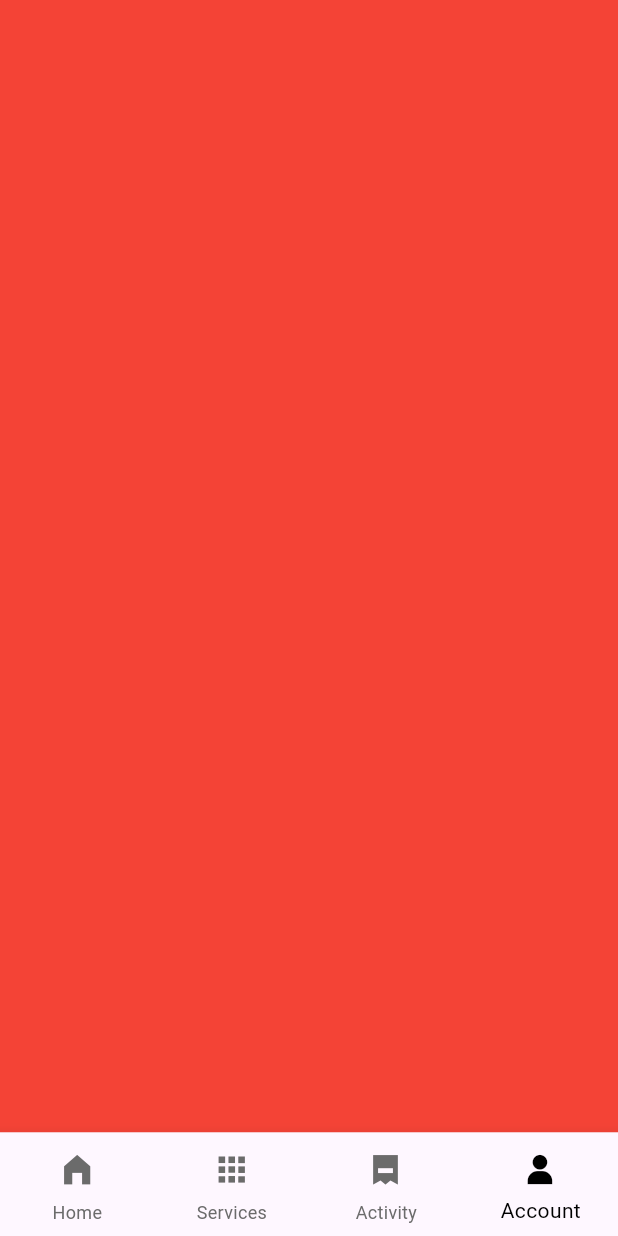
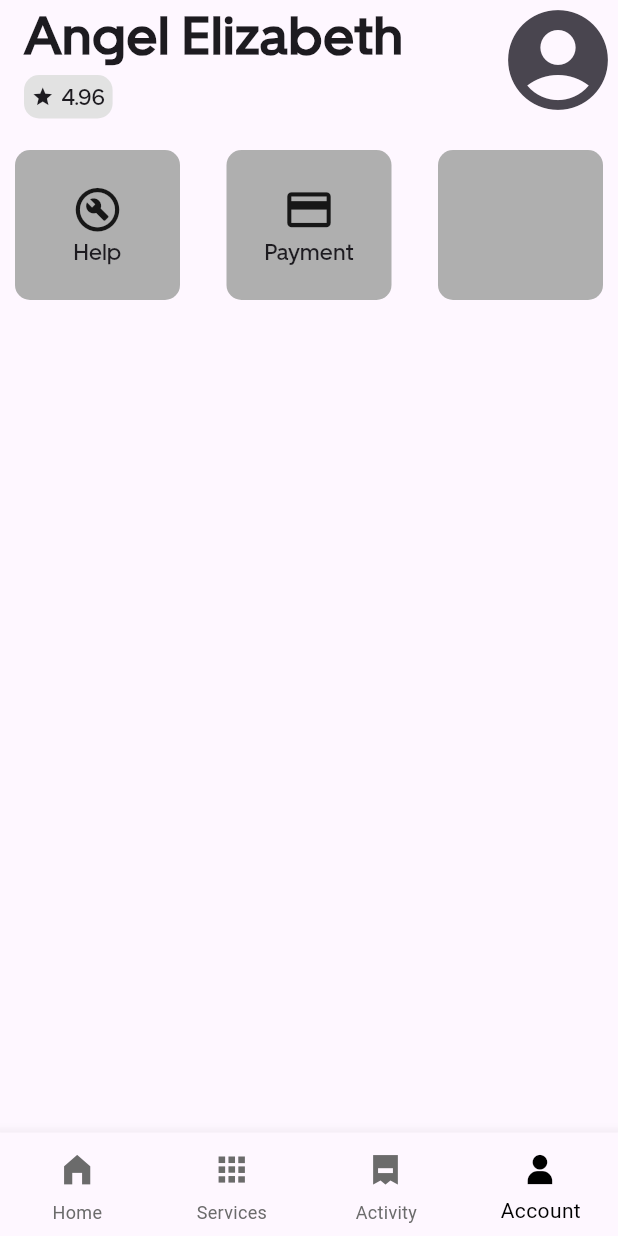
Before and after one commit to angelElizabethBerly/uber_clone, a Flutter app: the screen it shows after launch, item 4 of the bottom bar chosen, on a phone screen of 412 x 824 dp. Run offline on Flutter 3.47's test engine with Material 3 defaults, Android fonts, the phone set to English and light mode, and no system bars.

Commit message:
account screen started

```diff
--- a/lib/core/constants/image_constant.dart
+++ b/lib/core/constants/image_constant.dart
@@ -3,6 +3,7 @@ class ImageConstants {
   static const String uberReservePng = "assets/images/uberreservepng.png";
   static const String uberIntercityPng = "assets/images/uberintercitypng.png";
   static const String uberRentalsPng = "assets/images/uberrentals.png";
+  static const String uberLastTripPng = "assets/images/uberLastLocation.jpeg";
 
   static List<String> suggestionBannerList = [
     "assets/images/uberYouHaveMultiplePromos.jpg",
--- /dev/null
+++ b/lib/view/account_screen/account_screen.dart
@@ -0,0 +1,99 @@
+// ignore_for_file: prefer_const_literals_to_create_immutables, prefer_const_constructors
+
+import 'package:flutter/material.dart';
+import 'package:uber_clone/core/constants/color_constant.dart';
+
+class AccountScreen extends StatefulWidget {
+  const AccountScreen({super.key});
+
+  @override
+  State<AccountScreen> createState() => _AccountScreenState();
+}
+
+class _AccountScreenState extends State<AccountScreen> {
+  @override
+  Widget build(BuildContext context) {
+    return Scaffold(
+      appBar: AppBar(
+        toolbarHeight: 80,
+        title: Column(
+          crossAxisAlignment: CrossAxisAlignment.start,
+          children: [
+            Text("Angel Elizabeth",
+                style: TextStyle(
+                    letterSpacing: 1,
+                    fontSize: 35,
+                    fontWeight: FontWeight.bold,
+                    fontFamily: 'UberMove')),
+            SizedBox(height: 5),
+            Container(
+                padding: EdgeInsets.all(5),
+                decoration: BoxDecoration(
+                    color: ColorConstant.op10Black,
+                    borderRadius: BorderRadius.circular(10)),
+                child: Row(
+                  mainAxisSize: MainAxisSize.min,
+                  children: [
+                    Icon(Icons.star, size: 15),
+                    SizedBox(width: 5),
+                    Text("4.96",
+                        style: TextStyle(fontSize: 15, fontFamily: 'UberMove'))
+                  ],
+                ))
+          ],
+        ),
+        actions: [Icon(Icons.account_circle_rounded, size: 80)],
+      ),
+      body: Padding(
+        padding: const EdgeInsets.symmetric(vertical: 20, horizontal: 10),
+        child: Column(
+          children: [
+            Row(
+              mainAxisAlignment: MainAxisAlignment.spaceBetween,
+              children: [
+                Container(
+                  height: 100,
+                  width: 110,
+                  decoration: BoxDecoration(
+                      color: ColorConstant.op30Black,
+                      borderRadius: BorderRadius.circular(10)),
+                  child: Column(
+                    mainAxisAlignment: MainAxisAlignment.center,
+                    children: [
+                      Icon(Icons.build_circle_outlined, size: 35),
+                      Text("Help",
+                          style:
+                              TextStyle(fontSize: 15, fontFamily: 'UberMove'))
+                    ],
+                  ),
+                ),
+                Container(
+                  height: 100,
+                  width: 110,
+                  decoration: BoxDecoration(
+                      color: ColorConstant.op30Black,
+                      borderRadius: BorderRadius.circular(10)),
+                  child: Column(
+                    mainAxisAlignment: MainAxisAlignment.center,
+                    children: [
+                      Icon(Icons.payment, size: 35),
+                      Text("Payment",
+                          style:
+                              TextStyle(fontSize: 15, fontFamily: 'UberMove'))
+                    ],
+                  ),
+                ),
+                Container(
+                    height: 100,
+                    width: 110,
+                    decoration: BoxDecoration(
+                        color: ColorConstant.op30Black,
+                        borderRadius: BorderRadius.circular(10))),
+              ],
+            )
+          ],
+        ),
+      ),
+    );
+  }
+}
--- a/lib/view/bottom_navigation_screen/bottom_navigation_screen.dart
+++ b/lib/view/bottom_navigation_screen/bottom_navigation_screen.dart
@@ -2,6 +2,7 @@
 
 import 'package:flutter/material.dart';
 import 'package:uber_clone/core/constants/color_constant.dart';
+import 'package:uber_clone/view/account_screen/account_screen.dart';
 import 'package:uber_clone/view/activity_screen/activity_screen.dart';
 import 'package:uber_clone/view/home_screen/home_screen.dart';
 import 'package:uber_clone/view/my_flutter_app_icons.dart';
@@ -20,7 +21,7 @@ class _BottomNavigationScreenState extends State<BottomNavigationScreen> {
     HomeScreen(),
     ServicesScreen(),
     ActivityScreen(),
-    Container(color: Colors.red)
+    AccountScreen()
   ];
   @override
   Widget build(BuildContext context) {
```
Also changed, not shown: lib/view/activity_screen/activity_screen.dart (+107 -1 lines), assets/images/uberLastLocation.jpeg (added).
